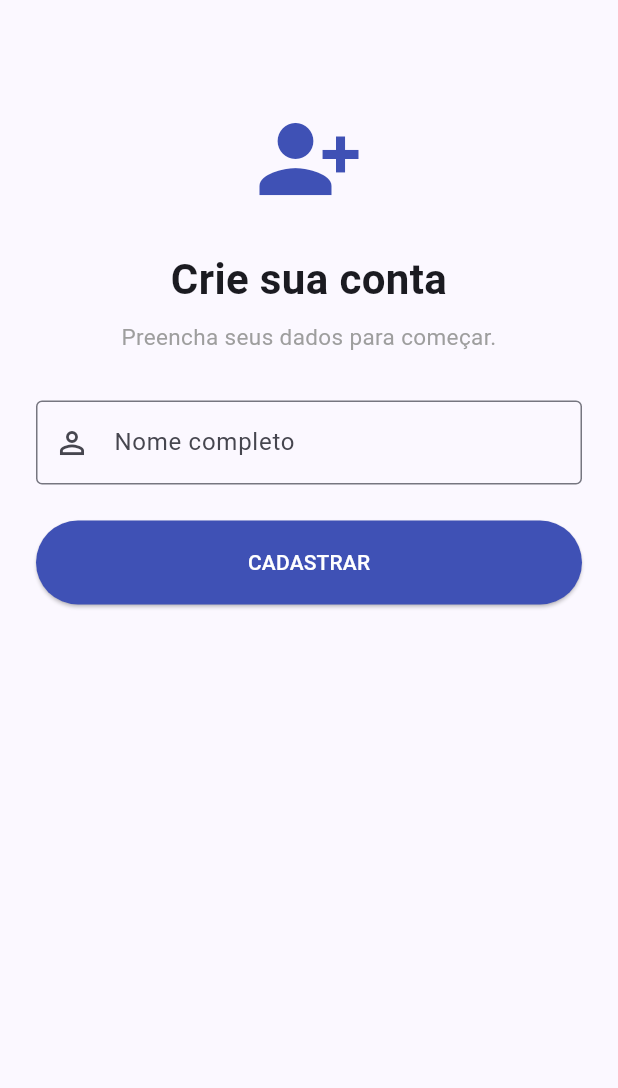
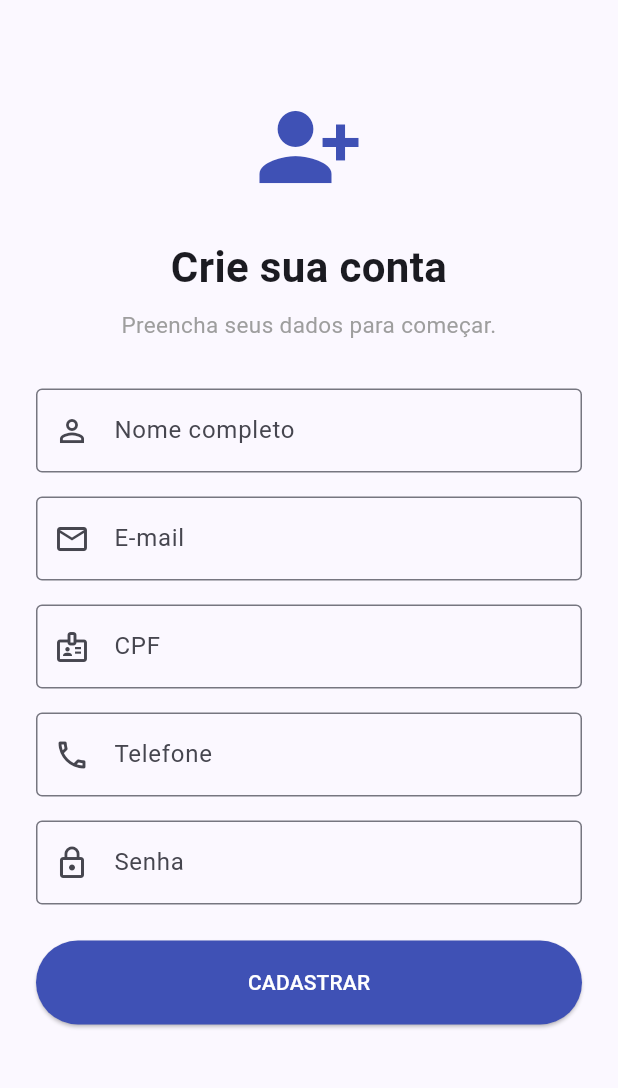
Before and after one commit to unger0/registration_form, a Flutter app: the screen it shows after launch, on a phone screen of 412 x 824 dp, the part 63-1151 px from its top. Run offline on Flutter 3.47's test engine with Material 3 defaults, Android fonts, the phone set to English and light mode, and no system bars.

Commit message:
Adcionando campos e filtros de entrada

```diff
--- a/lib/main.dart
+++ b/lib/main.dart
@@ -1,5 +1,6 @@
 
 import 'package:flutter/material.dart';
+import 'package:flutter/services.dart';
 
 void main() {
   runApp(const CadastroApp());
@@ -34,6 +35,22 @@ class CadastroPage extends StatefulWidget {
 class _CadastroPageState extends State<CadastroPage> {
   final _formKey = GlobalKey<FormState>();
 
+  final _nomeController = TextEditingController();
+  final _emailController = TextEditingController();
+  final _cpfController = TextEditingController();
+  final _telefoneController = TextEditingController();
+  final _senhaController = TextEditingController();
+
+  @override
+  void dispose() {
+    _nomeController.dispose();
+    _emailController.dispose();
+    _cpfController.dispose();
+    _telefoneController.dispose();
+    _senhaController.dispose();
+    super.dispose();
+  }
+
   @override
   Widget build(BuildContext context) {
     return Scaffold(
@@ -49,7 +66,7 @@ class _CadastroPageState extends State<CadastroPage> {
           child: Column(
             crossAxisAlignment: CrossAxisAlignment.stretch,
             children: [
-              const SizedBox(height: 32),
+              const SizedBox(height: 24),
 
               const Icon(
                 Icons.person_add_alt_1,
@@ -82,12 +99,77 @@ class _CadastroPageState extends State<CadastroPage> {
               const SizedBox(height: 32),
 
               TextFormField(
+                controller: _nomeController,
                 keyboardType: TextInputType.name,
                 textCapitalization: TextCapitalization.words,
+                textInputAction: TextInputAction.next,
                 decoration: const InputDecoration(
                   labelText: 'Nome completo',
                   hintText: 'Digite seu nome',
                   prefixIcon: Icon(Icons.person_outline),
+                  border: OutlineInputBorder(),
+                ),
+              ),
+
+              const SizedBox(height: 16),
+
+              TextFormField(
+                controller: _emailController,
+                keyboardType: TextInputType.emailAddress,
+                textInputAction: TextInputAction.next,
+                decoration: const InputDecoration(
+                  labelText: 'E-mail',
+                  hintText: 'exemplo@email.com',
+                  prefixIcon: Icon(Icons.email_outlined),
+                  border: OutlineInputBorder(),
+                ),
+              ),
+
+              const SizedBox(height: 16),
+
+              TextFormField(
+                controller: _cpfController,
+                keyboardType: TextInputType.number,
+                textInputAction: TextInputAction.next,
+                inputFormatters: [
+                  FilteringTextInputFormatter.digitsOnly,
+                ],
+                decoration: const InputDecoration(
+                  labelText: 'CPF',
+                  hintText: 'Digite somente números',
+                  prefixIcon: Icon(Icons.badge_outlined),
+                  border: OutlineInputBorder(),
+                ),
+              ),
+
+              const SizedBox(height: 16),
+
+              TextFormField(
+                controller: _telefoneController,
+                keyboardType: TextInputType.phone,
+                textInputAction: TextInputAction.next,
+                inputFormatters: [
+                  FilteringTextInputFormatter.digitsOnly,
+                ],
+                decoration: const InputDecoration(
+                  labelText: 'Telefone',
+                  hintText: 'Digite seu telefone',
+                  prefixIcon: Icon(Icons.phone_outlined),
+                  border: OutlineInputBorder(),
+                ),
+              ),
+
+              const SizedBox(height: 16),
+
+              TextFormField(
+                controller: _senhaController,
+                keyboardType: TextInputType.visiblePassword,
+                textInputAction: TextInputAction.done,
+                obscureText: true,
+                decoration: const InputDecoration(
+                  labelText: 'Senha',
+                  hintText: 'Digite sua senha',
+                  prefixIcon: Icon(Icons.lock_outline),
                   border: OutlineInputBorder(),
                 ),
               ),
```
